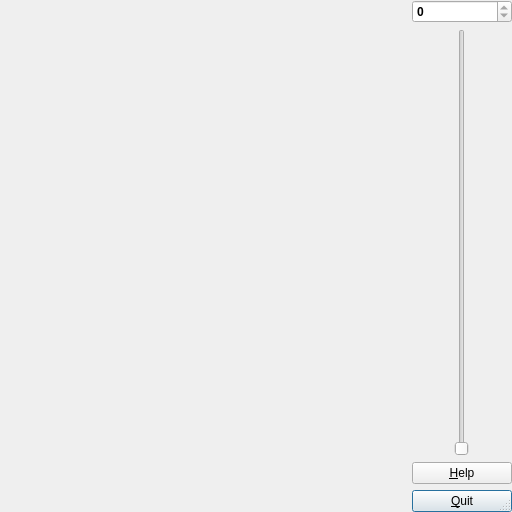
This is QtImageViewer/Resources/UI/QtSlicerGUI.ui in KitwareMedical/ImageViewer as Qt 5 draws it before an edit. The edited form follows.
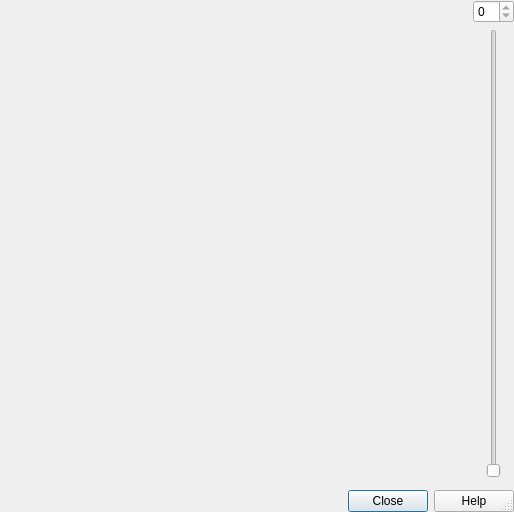
This is the edited form. Custom widgets are drawn as their Qt base class.

Commit message: Factorize code in QtSlicer

```diff
--- a/QtImageViewer/Resources/UI/QtSlicerGUI.ui
+++ b/QtImageViewer/Resources/UI/QtSlicerGUI.ui
@@ -6,7 +6,7 @@
    <rect>
     <x>0</x>
     <y>0</y>
-    <width>512</width>
+    <width>514</width>
     <height>512</height>
    </rect>
   </property>
@@ -16,22 +16,65 @@
     <verstretch>0</verstretch>
    </sizepolicy>
   </property>
-  <property name="font">
-   <font>
-    <weight>75</weight>
-    <bold>true</bold>
-   </font>
-  </property>
   <property name="windowTitle">
    <string>Image Viewer</string>
   </property>
   <property name="sizeGripEnabled">
    <bool>true</bool>
   </property>
-  <layout class="QGridLayout" name="gridLayout" rowstretch="1,0">
+  <layout class="QGridLayout" name="gridLayout" rowstretch="1,0,0" columnstretch="1,0">
    <property name="margin">
     <number>0</number>
    </property>
+   <item row="0" column="0">
+    <layout class="QVBoxLayout" name="sliceViewLayout" stretch="1,0,1">
+     <item>
+      <spacer name="verticalSpacer">
+       <property name="orientation">
+        <enum>Qt::Vertical</enum>
+       </property>
+       <property name="sizeType">
+        <enum>QSizePolicy::Preferred</enum>
+       </property>
+       <property name="sizeHint" stdset="0">
+        <size>
+         <width>0</width>
+         <height>0</height>
+        </size>
+       </property>
+      </spacer>
+     </item>
+     <item>
+      <widget class="QtGlSliceView" name="OpenGlWindow" native="true">
+       <property name="sizePolicy">
+        <sizepolicy hsizetype="Minimum" vsizetype="Minimum">
+         <horstretch>0</horstretch>
+         <verstretch>0</verstretch>
+        </sizepolicy>
+       </property>
+       <property name="focusPolicy">
+        <enum>Qt::WheelFocus</enum>
+       </property>
+      </widget>
+     </item>
+     <item>
+      <spacer name="verticalSpacer_2">
+       <property name="orientation">
+        <enum>Qt::Vertical</enum>
+       </property>
+       <property name="sizeType">
+        <enum>QSizePolicy::Preferred</enum>
+       </property>
+       <property name="sizeHint" stdset="0">
+        <size>
+         <width>0</width>
+         <height>0</height>
+        </size>
+       </property>
+      </spacer>
+     </item>
+    </layout>
+   </item>
    <item row="0" column="1">
     <widget class="QWidget" name="Slider" native="true">
      <property name="sizePolicy">
@@ -40,18 +83,18 @@
        <verstretch>0</verstretch>
       </sizepolicy>
      </property>
-     <property name="maximumSize">
-      <size>
-       <width>300</width>
-       <height>16777215</height>
-      </size>
-     </property>
      <layout class="QGridLayout" name="gridLayout_2">
       <property name="margin">
        <number>0</number>
       </property>
       <item row="0" column="0" colspan="3">
        <widget class="QSpinBox" name="SliceValue">
+        <property name="sizePolicy">
+         <sizepolicy hsizetype="Preferred" vsizetype="Fixed">
+          <horstretch>0</horstretch>
+          <verstretch>0</verstretch>
+         </sizepolicy>
+        </property>
         <property name="focusPolicy">
          <enum>Qt::NoFocus</enum>
         </property>
@@ -60,14 +103,24 @@
         </property>
        </widget>
       </item>
+      <item row="1" column="0">
+       <spacer name="horizontalSpacer">
+        <property name="orientation">
+         <enum>Qt::Horizontal</enum>
+        </property>
+        <property name="sizeType">
+         <enum>QSizePolicy::Minimum</enum>
+        </property>
+        <property name="sizeHint" stdset="0">
+         <size>
+          <width>0</width>
+          <height>0</height>
+         </size>
+        </property>
+       </spacer>
+      </item>
       <item row="1" column="1">
        <widget class="QSlider" name="SliceNumSlider">
-        <property name="maximumSize">
-         <size>
-          <width>40</width>
-          <height>16777215</height>
-         </size>
-        </property>
         <property name="toolTip">
          <string>Select a slice.</string>
         </property>
@@ -108,7 +161,7 @@
      </layout>
     </widget>
    </item>
-   <item row="1" column="0">
+   <item row="1" column="0" colspan="2">
     <widget class="QtSliceControlsWidget" name="Controls" native="true">
      <property name="sizePolicy">
       <sizepolicy hsizetype="Minimum" vsizetype="Preferred">
@@ -119,137 +172,22 @@
      <zorder>OpenGlWindow</zorder>
     </widget>
    </item>
-   <item row="1" column="1">
-    <widget class="QWidget" name="Buttons" native="true">
-     <property name="maximumSize">
-      <size>
-       <width>100</width>
-       <height>300</height>
-      </size>
-     </property>
-     <layout class="QVBoxLayout" name="verticalLayout_2">
+   <item row="2" column="0" colspan="2">
+    <widget class="QWidget" name="ButtonBoxWidget" native="true">
+     <layout class="QVBoxLayout" name="verticalLayout">
       <property name="margin">
        <number>0</number>
       </property>
       <item>
-       <widget class="QPushButton" name="ButtonHelp">
-        <property name="maximumSize">
-         <size>
-          <width>100</width>
-          <height>16777215</height>
-         </size>
-        </property>
-        <property name="font">
-         <font>
-          <family>Arial</family>
-          <weight>50</weight>
-          <bold>false</bold>
-         </font>
-        </property>
-        <property name="toolTip">
-         <string>Display help window.</string>
-        </property>
-        <property name="layoutDirection">
-         <enum>Qt::RightToLeft</enum>
-        </property>
-        <property name="text">
-         <string>&amp;Help</string>
-        </property>
-        <property name="checkable">
-         <bool>true</bool>
-        </property>
-        <property name="checked">
-         <bool>false</bool>
-        </property>
-        <property name="autoDefault">
-         <bool>true</bool>
-        </property>
-       </widget>
-      </item>
-      <item>
-       <widget class="QPushButton" name="ButtonOk">
-        <property name="maximumSize">
-         <size>
-          <width>100</width>
-          <height>16777215</height>
-         </size>
-        </property>
-        <property name="font">
-         <font>
-          <family>Arial</family>
-          <weight>50</weight>
-          <bold>false</bold>
-         </font>
-        </property>
-        <property name="windowTitle">
-         <string/>
-        </property>
-        <property name="layoutDirection">
-         <enum>Qt::RightToLeft</enum>
-        </property>
-        <property name="text">
-         <string>&amp;Quit</string>
-        </property>
-        <property name="autoDefault">
-         <bool>true</bool>
-        </property>
-        <property name="default">
-         <bool>true</bool>
+       <widget class="QDialogButtonBox" name="ButtonBox">
+        <property name="standardButtons">
+         <set>QDialogButtonBox::Close|QDialogButtonBox::Help</set>
         </property>
        </widget>
       </item>
      </layout>
     </widget>
    </item>
-   <item row="0" column="0">
-    <layout class="QVBoxLayout" name="verticalLayout" stretch="1,0,1">
-     <item>
-      <spacer name="verticalSpacer">
-       <property name="orientation">
-        <enum>Qt::Vertical</enum>
-       </property>
-       <property name="sizeType">
-        <enum>QSizePolicy::Preferred</enum>
-       </property>
-       <property name="sizeHint" stdset="0">
-        <size>
-         <width>0</width>
-         <height>0</height>
-        </size>
-       </property>
-      </spacer>
-     </item>
-     <item>
-      <widget class="QtGlSliceView" name="OpenGlWindow" native="true">
-       <property name="sizePolicy">
-        <sizepolicy hsizetype="Minimum" vsizetype="Minimum">
-         <horstretch>0</horstretch>
-         <verstretch>0</verstretch>
-        </sizepolicy>
-       </property>
-       <property name="focusPolicy">
-        <enum>Qt::WheelFocus</enum>
-       </property>
-      </widget>
-     </item>
-     <item>
-      <spacer name="verticalSpacer_2">
-       <property name="orientation">
-        <enum>Qt::Vertical</enum>
-       </property>
-       <property name="sizeType">
-        <enum>QSizePolicy::Preferred</enum>
-       </property>
-       <property name="sizeHint" stdset="0">
-        <size>
-         <width>0</width>
-         <height>0</height>
-        </size>
-       </property>
-      </spacer>
-     </item>
-    </layout>
-   </item>
   </layout>
  </widget>
  <customwidgets>
```
Left out of the diff: 22 changed lines with no effect on the pictures. The commit also changes 3 other files.
